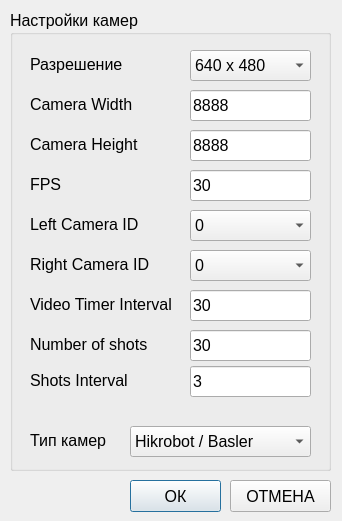
The window that SevROVCalibration/settingswindow.ui (valabsoft/auv-chersonese) describes before a commit, drawn with Qt 5.
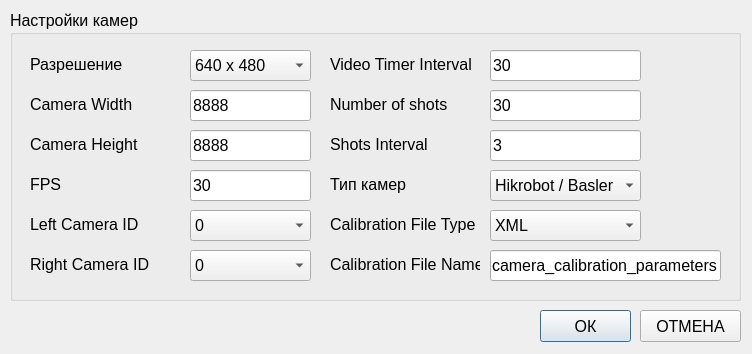
The same window after the commit.

The edit to the form file:
```diff
--- a/SevROVCalibration/settingswindow.ui
+++ b/SevROVCalibration/settingswindow.ui
@@ -6,8 +6,8 @@
    <rect>
     <x>0</x>
     <y>0</y>
-    <width>342</width>
-    <height>521</height>
+    <width>752</width>
+    <height>354</height>
    </rect>
   </property>
   <property name="windowTitle">
@@ -18,8 +18,8 @@
     <rect>
      <x>10</x>
      <y>10</y>
-     <width>321</width>
-     <height>461</height>
+     <width>731</width>
+     <height>291</height>
     </rect>
    </property>
    <property name="font">
@@ -321,8 +321,8 @@
    <widget class="QLabel" name="lbVideoTimerInterval">
     <property name="geometry">
      <rect>
-      <x>20</x>
-      <y>284</y>
+      <x>320</x>
+      <y>44</y>
       <width>150</width>
       <height>21</height>
      </rect>
@@ -342,9 +342,9 @@
    <widget class="QLineEdit" name="leVideoTimerInterval">
     <property name="geometry">
      <rect>
-      <x>180</x>
-      <y>280</y>
-      <width>121</width>
+      <x>480</x>
+      <y>40</y>
+      <width>151</width>
       <height>31</height>
      </rect>
     </property>
@@ -358,8 +358,8 @@
    <widget class="QLabel" name="lbCameraType">
     <property name="geometry">
      <rect>
-      <x>20</x>
-      <y>420</y>
+      <x>320</x>
+      <y>164</y>
       <width>101</width>
       <height>21</height>
      </rect>
@@ -379,9 +379,9 @@
    <widget class="QComboBox" name="cbCameraTypeID">
     <property name="geometry">
      <rect>
-      <x>120</x>
-      <y>416</y>
-      <width>181</width>
+      <x>480</x>
+      <y>160</y>
+      <width>151</width>
       <height>31</height>
      </rect>
     </property>
@@ -399,9 +399,9 @@
    <widget class="QLineEdit" name="leNumberOfShots">
     <property name="geometry">
      <rect>
-      <x>180</x>
-      <y>320</y>
-      <width>121</width>
+      <x>480</x>
+      <y>80</y>
+      <width>151</width>
       <height>31</height>
      </rect>
     </property>
@@ -415,8 +415,8 @@
    <widget class="QLabel" name="lbNumberOfShots">
     <property name="geometry">
      <rect>
-      <x>20</x>
-      <y>324</y>
+      <x>320</x>
+      <y>84</y>
       <width>150</width>
       <height>21</height>
      </rect>
@@ -436,9 +436,9 @@
    <widget class="QLineEdit" name="leShotsInterval">
     <property name="geometry">
      <rect>
-      <x>180</x>
-      <y>356</y>
-      <width>121</width>
+      <x>480</x>
+      <y>120</y>
+      <width>151</width>
       <height>31</height>
      </rect>
     </property>
@@ -452,8 +452,8 @@
    <widget class="QLabel" name="lbShotsInterval">
     <property name="geometry">
      <rect>
-      <x>20</x>
-      <y>360</y>
+      <x>320</x>
+      <y>124</y>
       <width>150</width>
       <height>21</height>
      </rect>
@@ -470,12 +470,90 @@
      <set>Qt::AlignmentFlag::AlignLeading|Qt::AlignmentFlag::AlignLeft|Qt::AlignmentFlag::AlignVCenter</set>
     </property>
    </widget>
+   <widget class="QLabel" name="lbCalibrationFileName">
+    <property name="geometry">
+     <rect>
+      <x>320</x>
+      <y>244</y>
+      <width>150</width>
+      <height>21</height>
+     </rect>
+    </property>
+    <property name="font">
+     <font>
+      <pointsize>12</pointsize>
+     </font>
+    </property>
+    <property name="text">
+     <string>Calibration File Name</string>
+    </property>
+    <property name="alignment">
+     <set>Qt::AlignmentFlag::AlignLeading|Qt::AlignmentFlag::AlignLeft|Qt::AlignmentFlag::AlignVCenter</set>
+    </property>
+   </widget>
+   <widget class="QLineEdit" name="leCalibrationFileName">
+    <property name="geometry">
+     <rect>
+      <x>480</x>
+      <y>240</y>
+      <width>231</width>
+      <height>31</height>
+     </rect>
+    </property>
+    <property name="text">
+     <string>camera_calibration_parameters</string>
+    </property>
+    <property name="alignment">
+     <set>Qt::AlignmentFlag::AlignLeading|Qt::AlignmentFlag::AlignLeft|Qt::AlignmentFlag::AlignVCenter</set>
+    </property>
+   </widget>
+   <widget class="QLabel" name="lbCalibrationFileType">
+    <property name="geometry">
+     <rect>
+      <x>320</x>
+      <y>204</y>
+      <width>161</width>
+      <height>21</height>
+     </rect>
+    </property>
+    <property name="font">
+     <font>
+      <pointsize>12</pointsize>
+     </font>
+    </property>
+    <property name="text">
+     <string>Calibration File Type</string>
+    </property>
+    <property name="alignment">
+     <set>Qt::AlignmentFlag::AlignLeading|Qt::AlignmentFlag::AlignLeft|Qt::AlignmentFlag::AlignVCenter</set>
+    </property>
+   </widget>
+   <widget class="QComboBox" name="cbCalibrationFileType">
+    <property name="geometry">
+     <rect>
+      <x>480</x>
+      <y>200</y>
+      <width>151</width>
+      <height>31</height>
+     </rect>
+    </property>
+    <item>
+     <property name="text">
+      <string>XML</string>
+     </property>
+    </item>
+    <item>
+     <property name="text">
+      <string>YML</string>
+     </property>
+    </item>
+   </widget>
   </widget>
   <widget class="QPushButton" name="pbOK">
    <property name="geometry">
     <rect>
-     <x>130</x>
-     <y>480</y>
+     <x>540</x>
+     <y>310</y>
      <width>91</width>
      <height>32</height>
     </rect>
@@ -492,8 +570,8 @@
   <widget class="QPushButton" name="pbCancel">
    <property name="geometry">
     <rect>
-     <x>230</x>
-     <y>480</y>
+     <x>640</x>
+     <y>310</y>
      <width>101</width>
      <height>32</height>
     </rect>
```
Left out of the diff: 20 changed lines with no effect on the pictures.
